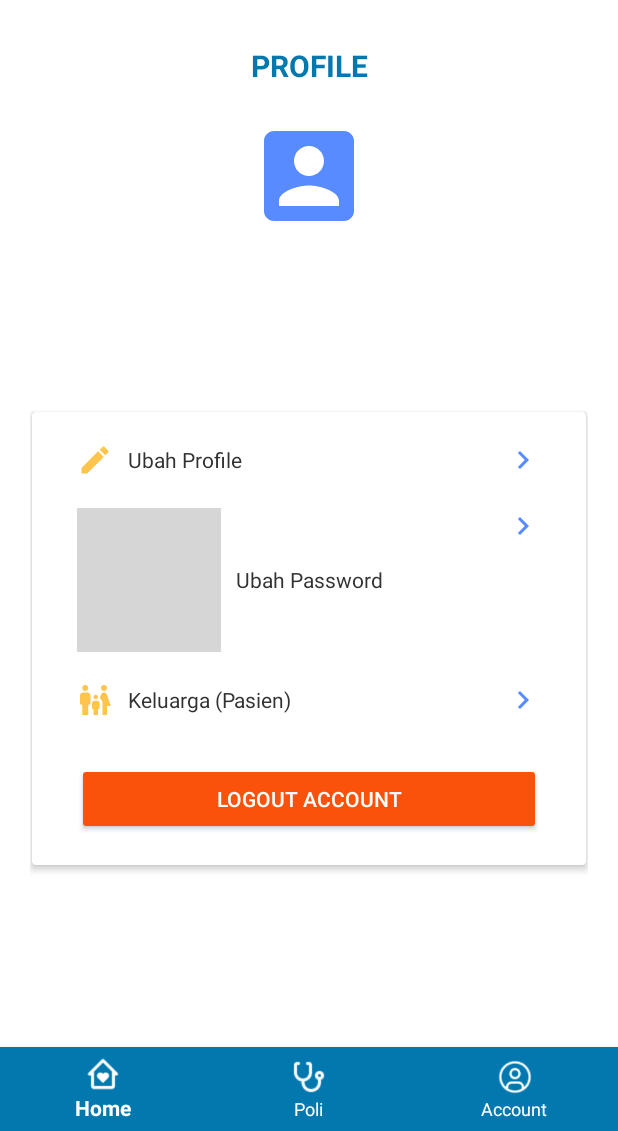
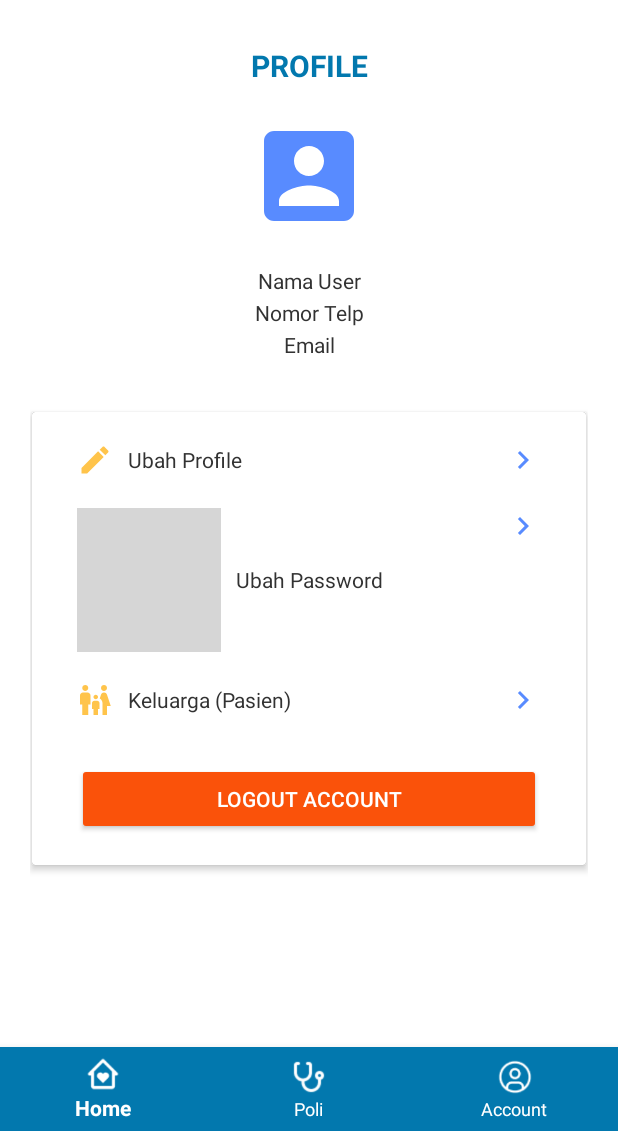
Before and after one commit to farhanaldyy/healty-app-android, an Android app: the fragment AccountFragment placed in its activity, on a phone screen of 412 x 824 dp, the part 105-1236 px from its top. Run offline under Robolectric (Android 15) with nearby library versions, the light colour scheme and no system bars; grey boxes are pictures that could not be loaded.

Commit message:
Save object data user ke SharedPreferences

```diff
--- a/app/src/main/java/com/example/healtyapp/fragment/AccountFragment.kt
+++ b/app/src/main/java/com/example/healtyapp/fragment/AccountFragment.kt
@@ -1,5 +1,6 @@
 package com.example.healtyapp.fragment
 
+import android.content.Intent
 import android.os.Bundle
 import androidx.fragment.app.Fragment
 import android.view.LayoutInflater
@@ -8,6 +9,7 @@ import android.view.ViewGroup
 import android.widget.Button
 import android.widget.TextView
 import com.example.healtyapp.R
+import com.example.healtyapp.activity.LoginActivity
 import com.example.healtyapp.helper.SharedPref
 
 
@@ -40,9 +42,20 @@ class AccountFragment : Fragment() {
     }
 
     fun setData() {
-        tvNama.text = s.getString(s.name)
-        tvEmail.text = s.getString(s.email)
-        tvPhone.text = s.getString(s.phone)
+        // jika data null akan mengarah ke login
+        if (s.getUser() == null) {
+            val intent = Intent(activity, LoginActivity::class.java)
+            intent.addFlags(Intent.FLAG_ACTIVITY_CLEAR_TOP or Intent.FLAG_ACTIVITY_NEW_TASK)
+            startActivity(intent)
+            return
+        }
+
+        // jika data tidak null, data akan di get pada objek sp get user
+        val user = s.getUser()!!
+
+        tvNama.text = user.name
+        tvEmail.text = user.email
+        tvPhone.text = user.phone
     }
 
     private fun init(view: View) {
--- a/app/src/main/java/com/example/healtyapp/helper/SharedPref.kt
+++ b/app/src/main/java/com/example/healtyapp/helper/SharedPref.kt
@@ -3,6 +3,8 @@ package com.example.healtyapp.helper
 import android.app.Activity
 import android.content.Context
 import android.content.SharedPreferences
+import com.example.healtyapp.model.User
+import com.google.gson.Gson
 
 class SharedPref(activity: Activity) {
 
@@ -11,6 +13,8 @@ class SharedPref(activity: Activity) {
     val name = "name"
     val email = "email"
     val phone = "phone"
+
+    val user = "user"
 
     val myPref = "MAIN_PRF"
     val sp: SharedPreferences
@@ -29,6 +33,16 @@ class SharedPref(activity: Activity) {
         return sp.getBoolean(login,false)
     }
 
+    fun setUser(value: User) {
+        val data = Gson().toJson(value, User::class.java)
+        sp.edit().putString(user, data).apply()
+    }
+
+    fun getUser() : User? {
+        val data = sp.getString(user, null)?: return null
+        return Gson().fromJson<User>(data, User::class.java)
+    }
+
     fun setString(key: String, vlaue: String) {
         sp.edit().putString(key, vlaue).apply()
     }
```
Also changed, not shown: app/src/main/java/com/example/healtyapp/activity/LoginActivity.kt (+4 -3 lines), app/src/main/res/layout/activity_login.xml (+10 -0 lines).
